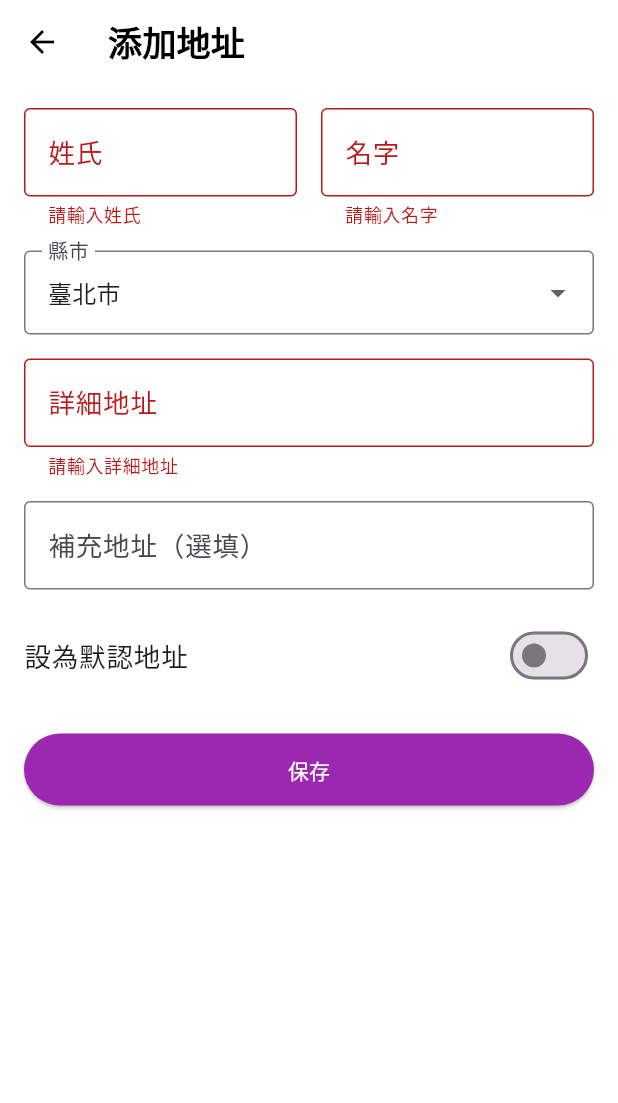
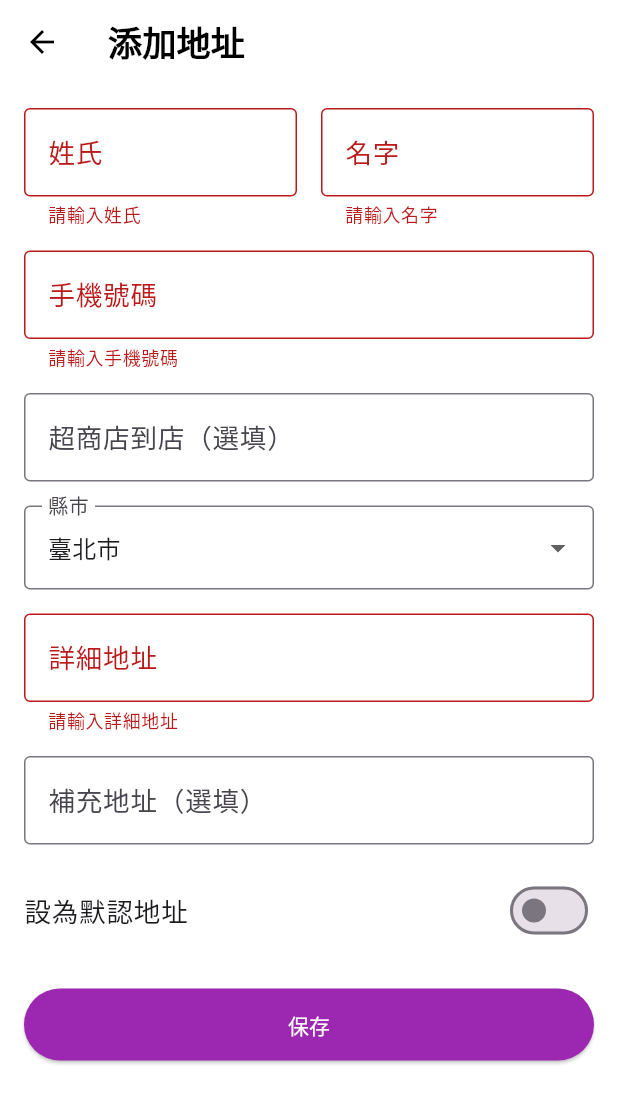
Before and after one commit to renfu-her/ismartomo-dev, a Flutter app: the AddressEditPage screen opened directly, after a tap on "保存", on a phone screen of 412 x 824 dp. Shown: the top 1103 px of the screen. Run offline on Flutter 3.47's test engine with Material 3 defaults, Android fonts, the phone set to English and light mode, and no system bars; our stand-ins replace carousel_slider, dio, flutter_html, font_awesome_flutter, shared_preferences, webview_flutter; missing offline and left inert: webview_flutter_android, webview_flutter_wkwebview; accounts and stored records are empty; network calls fail.

```diff
--- a/lib/pages/address_edit_page.dart
+++ b/lib/pages/address_edit_page.dart
@@ -24,6 +24,8 @@ class _AddressEditPageState extends State<AddressEditPage> {
   final TextEditingController _lastnameController = TextEditingController();
   final TextEditingController _address1Controller = TextEditingController();
   final TextEditingController _address2Controller = TextEditingController();
+  final TextEditingController _cellphoneController = TextEditingController();
+  final TextEditingController _pickupstoreController = TextEditingController();
 
   String _selectedZoneId = '3136'; // 默認為臺北市
 
@@ -69,6 +71,8 @@ class _AddressEditPageState extends State<AddressEditPage> {
     _lastnameController.dispose();
     _address1Controller.dispose();
     _address2Controller.dispose();
+    _cellphoneController.dispose();
+    _pickupstoreController.dispose();
     super.dispose();
   }
 
@@ -106,6 +110,8 @@ class _AddressEditPageState extends State<AddressEditPage> {
         _lastnameController.text = address['lastname'] ?? '';
         _address1Controller.text = address['address_1'] ?? '';
         _address2Controller.text = address['address_2'] ?? '';
+        _cellphoneController.text = address['cellphone'] ?? '';
+        _pickupstoreController.text = address['pickupstore'] ?? '';
 
         // 設置區域
         if (address['zone_id'] != null && address['zone_id'].toString().isNotEmpty) {
@@ -163,7 +169,7 @@ class _AddressEditPageState extends State<AddressEditPage> {
         'customer_id': customerId,
         'firstname': _firstnameController.text,
         'lastname': _lastnameController.text,
-        'cellphone': '', // 設置為空字符串
+        'cellphone': _cellphoneController.text.trim(),
         'company': '',
         'address_1': _address1Controller.text,
         'address_2': _address2Controller.text,
@@ -173,7 +179,10 @@ class _AddressEditPageState extends State<AddressEditPage> {
         'zone_id': _selectedZoneId,
         'default': _isDefault ? '1' : '0',
         'custom_field[1]': '711', // 根據需求設置
+        'pickupstore': _pickupstoreController.text.trim(),
       };
+
+      print(addressData);
 
       // 調用 API 保存地址
       if (widget.addressId == null) {
@@ -254,6 +263,37 @@ class _AddressEditPageState extends State<AddressEditPage> {
                           ),
                         ),
                       ],
+                    ),
+                    const SizedBox(height: 16),
+
+                    // 手機號碼
+                    TextFormField(
+                      controller: _cellphoneController,
+                      decoration: const InputDecoration(
+                        labelText: '手機號碼',
+                        border: OutlineInputBorder(),
+                      ),
+                      keyboardType: TextInputType.phone,
+                      validator: (value) {
+                        if (value == null || value.isEmpty) {
+                          return '請輸入手機號碼';
+                        }
+                        // 驗證手機號碼格式（台灣手機號碼）
+                        if (!RegExp(r'^09\d{8}$').hasMatch(value)) {
+                          return '請輸入正確的手機號碼格式';
+                        }
+                        return null;
+                      },
+                    ),
+                    const SizedBox(height: 16),
+
+                    // 超商店到店（選填）
+                    TextFormField(
+                      controller: _pickupstoreController,
+                      decoration: const InputDecoration(
+                        labelText: '超商店到店（選填）',
+                        border: OutlineInputBorder(),
+                      ),
                     ),
                     const SizedBox(height: 16),
 
```
Also changed, not shown: lib/services/api_service.dart (+23 -5 lines).
